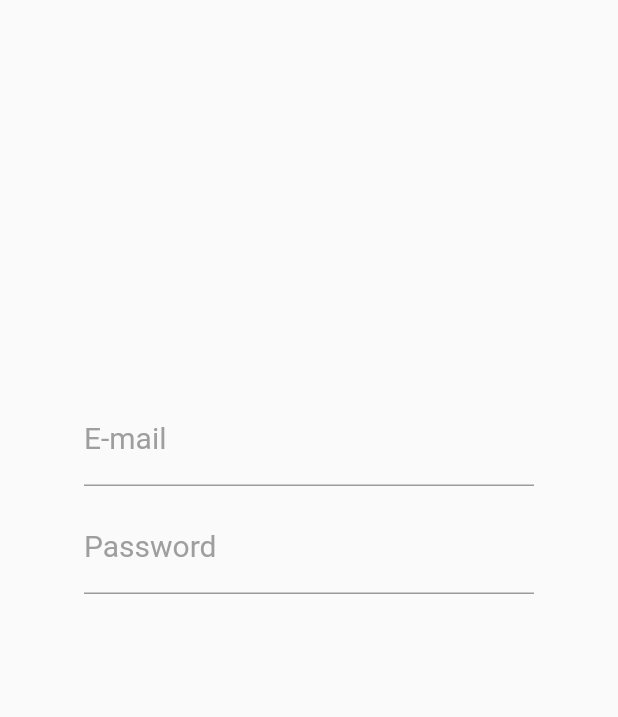
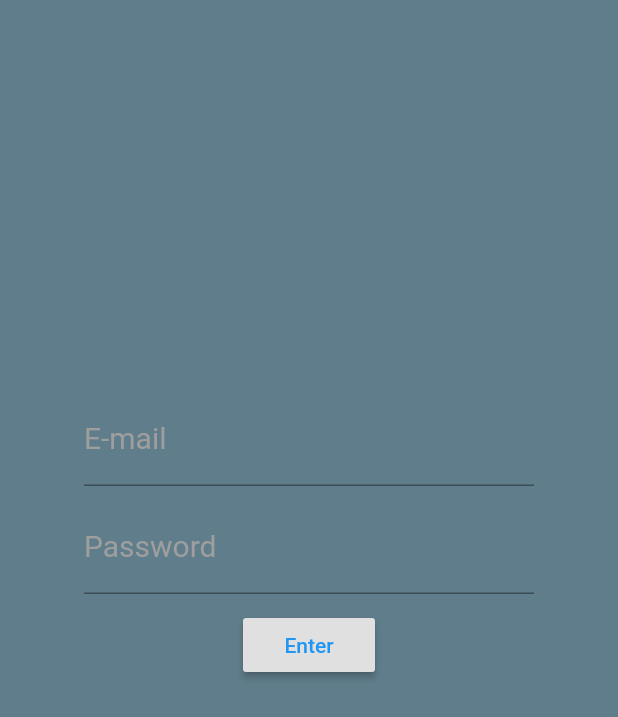
Before and after one commit to Thamires-Lopes/project_one, a Flutter app: the screen it shows after launch, after a tap on "Login", on a phone screen of 412 x 824 dp. Shown: the top 717 px of the screen. Run offline on Flutter 3.47's test engine with Material 2 defaults, Android fonts, the phone set to English and light mode, and no system bars.

Commit message:
some changes in loginView

```diff
--- a/lib/views/loginView.dart
+++ b/lib/views/loginView.dart
@@ -4,7 +4,7 @@ class LoginView extends StatelessWidget {
   @override
   Widget build(BuildContext context) {
     return Scaffold(
-      //backgroundColor: Colors.blueAccent,
+      backgroundColor: Colors.blueGrey,
       body: Center(
         child: Container(
           height: 300,
@@ -34,6 +34,16 @@ class LoginView extends StatelessWidget {
                 ),
               ),
             ),
+            SizedBox(
+              height: 10,
+            ),
+            RaisedButton(
+              onPressed: () => {},
+              child: Text(
+                "Enter",
+                style: TextStyle(color: Colors.blue),
+              ),
+            ),
           ]),
         ),
       ),
```
